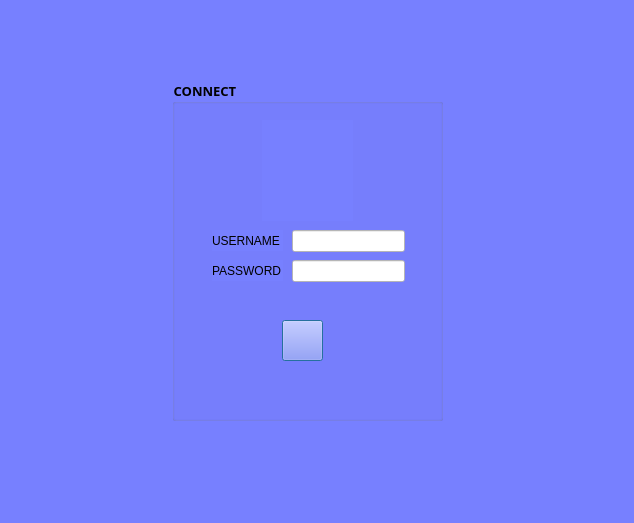
This is authentification.ui in nessimayadi12/Smart_Business_Agency as Qt 5 draws it before an edit. The edited form follows.
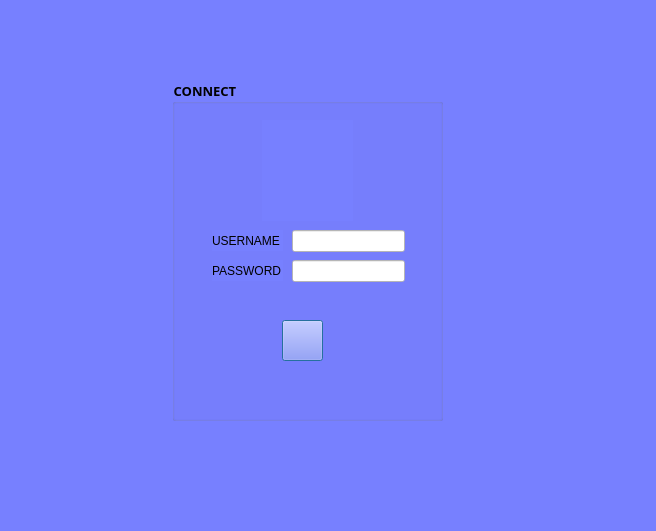
This is the edited form. Icons and pictures are not drawn.

```diff
--- a/authentification.ui
+++ b/authentification.ui
@@ -6,8 +6,8 @@
    <rect>
     <x>0</x>
     <y>0</y>
-    <width>634</width>
-    <height>523</height>
+    <width>656</width>
+    <height>531</height>
    </rect>
   </property>
   <property name="windowTitle">
```
